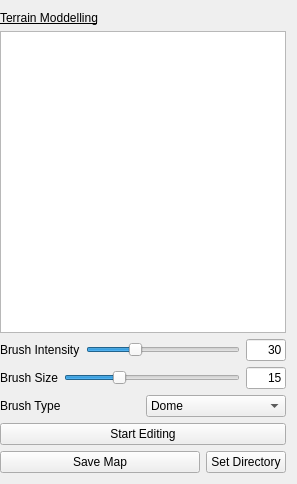
Qt form asset_collector_tool/qsf_editor/tools/TerrainTexturingToolbox.ui (KillerConsti/EditorTools) before a commit.
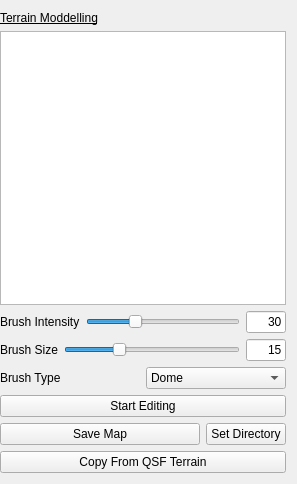
The same form after that commit.

```diff
--- a/asset_collector_tool/qsf_editor/tools/TerrainTexturingToolbox.ui
+++ b/asset_collector_tool/qsf_editor/tools/TerrainTexturingToolbox.ui
@@ -228,6 +228,13 @@
      </item>
     </layout>
    </item>
+   <item>
+    <widget class="QPushButton" name="CopyFromQSFTerrain">
+     <property name="text">
+      <string>Copy From QSF Terrain</string>
+     </property>
+    </widget>
+   </item>
   </layout>
  </widget>
  <resources/>
```
